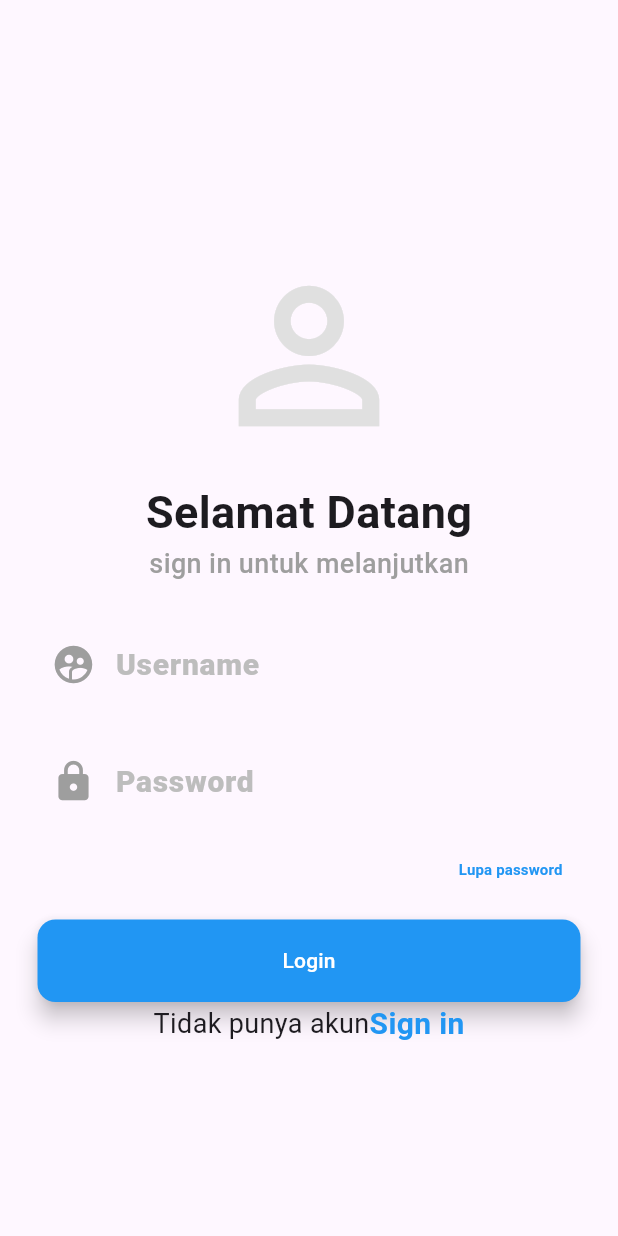
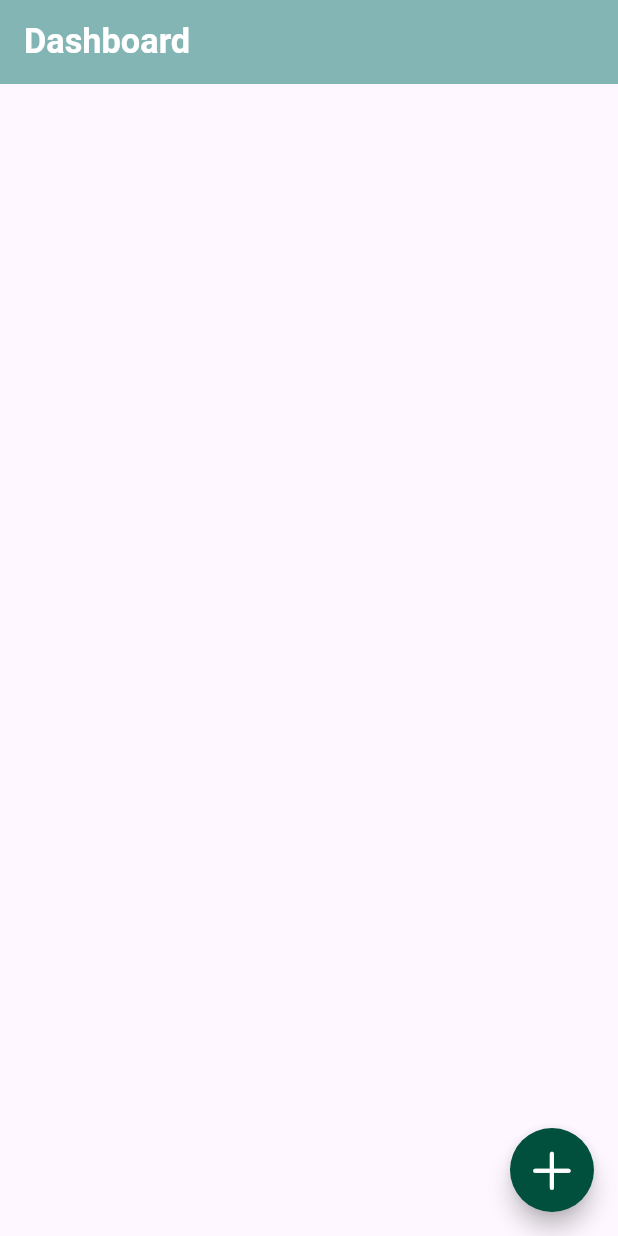
Before and after one commit to bangkit282/carbonstock, a Flutter app: the screen it shows after launch, on a phone screen of 412 x 824 dp. Run offline on Flutter 3.47's test engine with Material 3 defaults, Android fonts, the phone set to English and light mode, and no system bars; our stand-ins replace flutter_screenutil, shared_preferences; Roboto replaces fonts that are missing (Poppins).

Commit message:
Stage 1: UI - Dashboard UI - Area form UI - Persistance db setup init

```diff
--- a/lib/auth.dart
+++ /dev/null
@@ -1,17 +0,0 @@
-import 'package:flutter/material.dart';
-
-import 'login.dart';
-
-class Auth extends StatefulWidget {
-  const Auth({super.key});
-
-  @override
-  State<Auth> createState() => _AuthState();
-}
-
-class _AuthState extends State<Auth> {
-  @override
-  Widget build(BuildContext context) {
-    return Login();
-  }
-}
--- /dev/null
+++ b/lib/data/local/model/area_model.dart
@@ -0,0 +1,26 @@
+class AreaModel {
+  final int id;
+  final String areaName;
+  final String areaLocation;
+  final String areaImage;
+  final String forestType;
+  final String landType;
+  final DateTime createdAt;
+  final String notationTeam;
+
+  AreaModel(
+    this.id,
+    this.areaName,
+    this.areaLocation,
+    this.areaImage,
+    this.forestType,
+    this.landType,
+    this.createdAt,
+    this.notationTeam,
+  );
+
+  @override
+  String toString() {
+    return 'AreaModel{id: $id, areaName: $areaName, areaLocation: $areaLocation, areaImage: $areaImage, forestType: $forestType, landType: $landType, createdAt: $createdAt, notationTeam: $notationTeam}';
+  }
+}
--- a/lib/login.dart
+++ /dev/null
@@ -1,122 +0,0 @@
-import 'package:flutter/material.dart';
-import 'package:flutter/widgets.dart';
-
-class Login extends StatelessWidget {
-  const Login({super.key});
-
-  @override
-  Widget build(BuildContext context) {
-    return Scaffold(
-      body: Padding(padding: EdgeInsets.all(25),
-      child: Center(
-        child: SingleChildScrollView(
-          child: Column(
-        children: [
-          Column(children: [
-            SizedBox(height: 40),
-            Icon(Icons.person_outline, color: Colors.grey[300],size: 140,),
-            SizedBox(height: 13),
-            Text("Selamat Datang",style: TextStyle(
-              fontSize: 30,
-              fontWeight: FontWeight.bold,
-            ),
-            ),
-            Text("sign in untuk melanjutkan",style: TextStyle(
-              fontSize: 18,
-              fontWeight: FontWeight.w500,
-              color: Colors.grey,
-            ),),
-            SizedBox(height: 20),
-            Container(
-              child: TextFormField(
-                style: TextStyle(
-                  color: Theme.of(context).primaryColor,
-                  fontWeight: FontWeight.bold,
-                  fontSize: 22,
-                ),
-                decoration: InputDecoration(
-                  border: InputBorder.none,
-                  prefixIcon: Icon(Icons.supervised_user_circle, size: 30,
-                  color: Colors.grey,),
-                  labelText: "Username",
-                  labelStyle: TextStyle(
-                    fontSize: 20,
-                    color: Colors.grey[400],
-                    fontWeight: FontWeight.w800,
-                  )
-                ),
-              ),
-            ),
-            SizedBox(height: 10,),
-            Container(
-              child: TextFormField(
-                obscureText: true,
-                style: TextStyle(
-                  color: Theme.of(context).primaryColor,
-                  fontWeight: FontWeight.bold,
-                  fontSize: 22,
-                ),
-                decoration: InputDecoration(
-                  border: InputBorder.none,
-                  prefixIcon: Icon(Icons.lock, size: 30,
-                  color: Colors.grey,),
-                  labelText: "Password",
-                  labelStyle: TextStyle(
-                    fontSize: 20,
-                    color: Colors.grey[400],
-                    fontWeight: FontWeight.w800,
-                  )
-                ),
-              ),
-            ),
-            Row(
-              mainAxisAlignment: MainAxisAlignment.end,
-              children: [
-                TextButton(
-                  onPressed: () {},
-
-                  child: Text("Lupa password",style:TextStyle(
-                    fontSize: 10,
-                    fontWeight: FontWeight.bold,
-                    color: Theme.of(context).primaryColor,
-                  ),))
-              ],
-            ),
-            SizedBox(height: 10,),
-            SizedBox(
-              height: 55,
-              width: double.infinity,
-              child: FloatingActionButton(
-                backgroundColor: Theme.of(context).primaryColor,
-                onPressed: () {},
-                shape: RoundedRectangleBorder(
-                  borderRadius: BorderRadius.circular(12)
-                ),
-                child: Text("Login",style: TextStyle(color: Colors.white),),
-
-              ),
-            ),
-            Row(
-              mainAxisAlignment: MainAxisAlignment.center,
-              children: [
-                Text("Tidak punya akun",style: TextStyle(fontSize: 18),),
-                GestureDetector(
-                  onTap: () {},
-                  child: Text("Sign in",
-                  style: TextStyle(
-                    color: Theme.of(context).primaryColor,
-                    fontWeight: FontWeight.bold,
-                    fontSize: 20,
-                    ),),
-                ),
-              ],
-            )
-          ],
-          ),
-        ],
-      ),
-      )),
-      ),
-    );
-  }
-}
--- a/lib/main.dart
+++ b/lib/main.dart
@@ -1,18 +1,75 @@
+import 'dart:async';
+
+import 'package:carbonstock/utils/shared_prefs.dart';
+import 'package:carbonstock/views/views.dart';
 import 'package:flutter/material.dart';
+import 'package:flutter/services.dart';
+import 'package:flutter_screenutil/flutter_screenutil.dart';
 
-import 'auth.dart';
+void main() async {
+  WidgetsFlutterBinding.ensureInitialized();
+  await SharedPreferenceService.init();
 
-void main()=> runApp(MyApp());
+  SystemChrome.setPreferredOrientations([
+    DeviceOrientation.portraitUp,
+    DeviceOrientation.portraitDown,
+  ]).then((value) => runApp(MyApp()));
+}
 
 class MyApp extends StatelessWidget {
+  const MyApp({super.key});
+
   @override
   Widget build(BuildContext context) {
-    return MaterialApp(
-      debugShowCheckedModeBanner: false,
-      theme: ThemeData(
-        primaryColor: Colors.blue,
+    return ScreenUtilInit(
+      child: MaterialApp(
+        debugShowCheckedModeBanner: false,
+        theme: ThemeData(
+          useMaterial3: true,
+          appBarTheme: const AppBarTheme(
+            systemOverlayStyle: SystemUiOverlayStyle(
+              statusBarIconBrightness: Brightness.light,
+              statusBarBrightness: Brightness.dark,
+            ),
+            iconTheme: IconThemeData(color: Colors.black),
+          ),
+          fontFamily: 'Poppins',
+        ),
+        home: SplashScreenViews(),
       ),
-      home: Auth(),
     );
   }
 }
+
+class SplashScreenViews extends StatefulWidget {
+  const SplashScreenViews({super.key});
+
+  @override
+  State<SplashScreenViews> createState() => _SplashScreenViewsState();
+}
+
+class _SplashScreenViewsState extends State<SplashScreenViews> {
+  @override
+  void initState() {
+    Timer(
+      const Duration(seconds: 3),
+      () => Navigator.of(context).pushReplacement(
+        MaterialPageRoute(
+          builder: (context) => const HomeScreenViews(),
+        ),
+      ),
+    );
+
+    super.initState();
+  }
+
+  @override
+  Widget build(BuildContext context) {
+    return Scaffold(
+      backgroundColor: Colors.white,
+      body: Center(
+        child: Image.asset('assets/images/carbon_stock_logo.png'),
+      ),
+    );
+  }
+}
--- /dev/null
+++ b/lib/utils/style_theme.dart
@@ -0,0 +1,11 @@
+import 'package:flutter/material.dart';
+
+// Primary Color
+const colorPrimaryWhite = Colors.white;
+const colorPrimaryBlack = Colors.black;
+
+// Secondary Color
+const colorSecondaryGreen = Color.fromRGBO(131, 181, 180, 1);
+
+// Accent
+const colorButtonAccentGreen = Color.fromRGBO(1, 79, 61, 1);
--- /dev/null
+++ b/lib/views/home/home_views.dart
@@ -0,0 +1,95 @@
+part of '../views.dart';
+
+class HomeScreenViews extends StatefulWidget {
+  const HomeScreenViews({super.key});
+
+  @override
+  State<HomeScreenViews> createState() => _HomeScreenViewsState();
+}
+
+class _HomeScreenViewsState extends State<HomeScreenViews> {
+  @override
+  Widget build(BuildContext context) {
+    return Scaffold(
+      // body: fetchAreaListData(),
+      appBar: AppBar(
+        backgroundColor: colorSecondaryGreen,
+        title: Text(
+          'Dashboard',
+          style: TextStyle(
+            color: colorPrimaryWhite,
+            fontSize: 20.sp,
+            fontWeight: FontWeight.w600,
+          ),
+        ),
+      ),
+      floatingActionButton: FloatingActionButton(
+        onPressed: () {
+          Navigator.push(
+            context,
+            PageRouteBuilder(
+              pageBuilder: (_, __, ___) => AddAreaScreenViews(),
+              transitionsBuilder: (_, animation, __, child) {
+                return FadeTransition(
+                  opacity: animation,
+                  child: child,
+                );
+              },
+            ),
+          );
+        },
+        shape: const CircleBorder(),
+        backgroundColor: colorButtonAccentGreen,
+        child: const Icon(
+          CupertinoIcons.add,
+          color: colorPrimaryWhite,
+          size: 36,
+        ),
+      ),
+    );
+  }
+
+  // StreamBuilder fetchAreaListData() {
+  //   return StreamBuilder<List<AreaModel>>(
+  //       builder: (context, snapshot) {
+  //         if (!snapshot.hasData) return const SizedBox();
+
+  //         final area = snapshot.requireData;
+
+  //         return SizedBox(
+  //           width: 1.sw,
+  //           height: 1.sh - 80.h,
+  //           child: ListView.builder(
+  //             itemCount: area.length,
+  //             itemBuilder: (context, index) {
+  //               return buildAreaWidget(area[index]);
+  //             },
+  //           ),
+  //         );
+  //       });
+  // }
+
+  ListTile buildAreaWidget(AreaModel area) {
+    return ListTile(
+      title: Text(
+        area.areaName,
+        style: TextStyle(
+          color: colorPrimaryBlack,
+          fontSize: 14.sp,
+        ),
+      ),
+      subtitle: Row(
+        children: [
+          Image.asset('assets/images/dummy_image.png'),
+          Text(
+            area.areaLocation,
+            style: TextStyle(
+              color: colorPrimaryBlack,
+              fontSize: 10.sp,
+            ),
+          ),
+        ],
+      ),
+    );
+  }
+}
```
Also changed, not shown: lib/data/failed.dart (added, +8 -0 lines), lib/utils/shared_prefs.dart (added, +32 -0 lines), lib/views/auth/auth_views.dart (added, +15 -0 lines), lib/views/auth/login_views.dart (added, +161 -0 lines), lib/views/home/area/add_area_views.dart (added, +84 -0 lines), lib/views/views.dart (added, +11 -0 lines), pubspec.yaml (+14 -8 lines), assets/images/carbon_stock_logo.png (added), pubspec.lock, 70 other files.
